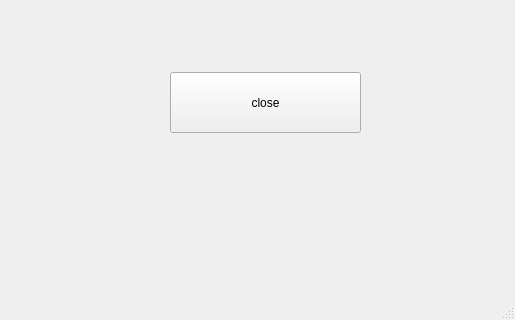
Qt form main_form.ui (zarnii/dot-game) before a commit; both pictures show x 0 to 515 and y 218 to 538 of the 515 by 538 pixel window.
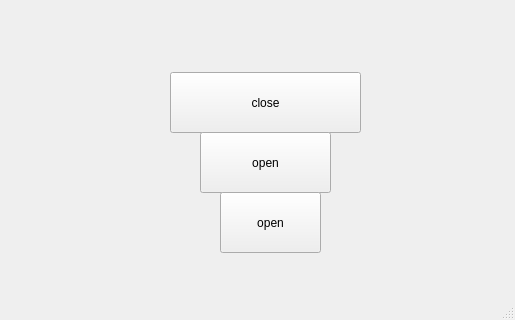
The same form after that commit.

Commit message: add second/third windows

The edit to the form file:
```diff
--- a/main_form.ui
+++ b/main_form.ui
@@ -45,6 +45,32 @@
      <string>close</string>
     </property>
    </widget>
+   <widget class="QPushButton" name="openButton">
+    <property name="geometry">
+     <rect>
+      <x>200</x>
+      <y>350</y>
+      <width>131</width>
+      <height>61</height>
+     </rect>
+    </property>
+    <property name="text">
+     <string>open</string>
+    </property>
+   </widget>
+   <widget class="QPushButton" name="secondOpenButton">
+    <property name="geometry">
+     <rect>
+      <x>220</x>
+      <y>410</y>
+      <width>101</width>
+      <height>61</height>
+     </rect>
+    </property>
+    <property name="text">
+     <string>open</string>
+    </property>
+   </widget>
   </widget>
   <widget class="QMenuBar" name="menubar">
    <property name="geometry">
```
The commit also changes 6 other files.
